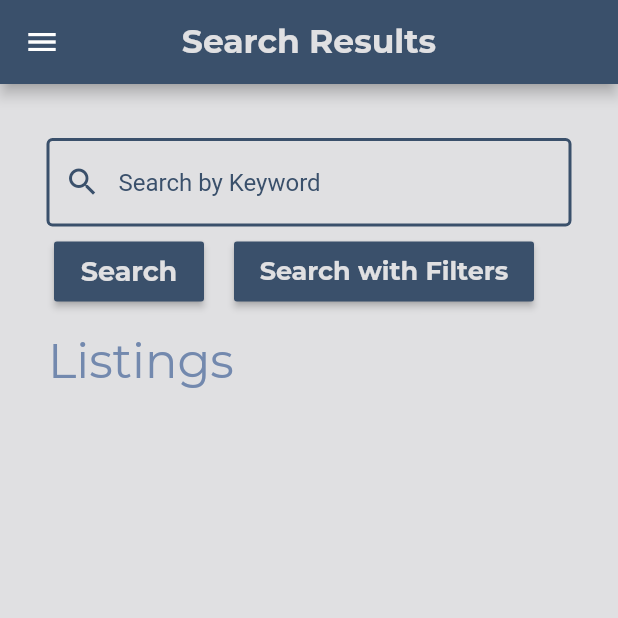
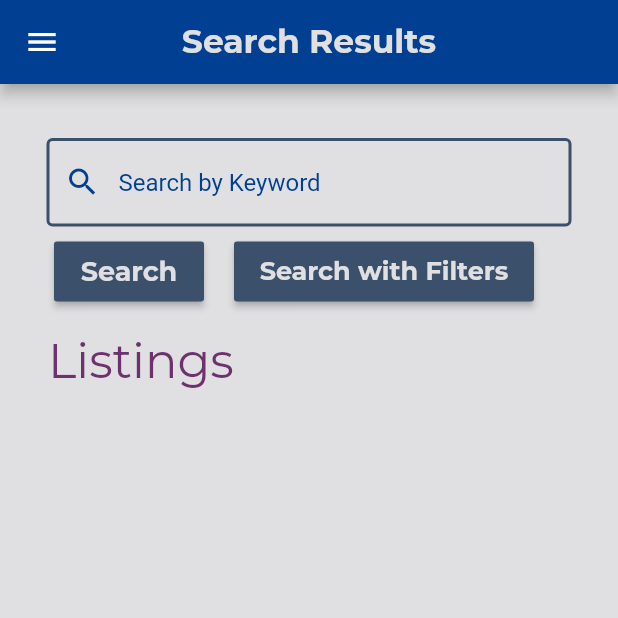
Before and after one commit to divvijchandna/hdbfinder, a Flutter app: the SearchPage screen opened directly, on a phone screen of 412 x 824 dp, the top half of it. Run offline on Flutter 3.47's test engine with Material 2 defaults, Android fonts, the phone set to English and light mode, and no system bars; our stand-ins replace cloud_firestore, firebase_auth, flushbar, flutter_spinkit, google_fonts, syncfusion_flutter_charts; accounts and stored records are empty; network calls fail.

Commit message:
formatting

```diff
--- a/lib/screens/home/search_page.dart
+++ b/lib/screens/home/search_page.dart
@@ -68,7 +68,7 @@ class _SearchPageState extends State<SearchPage> {
       drawer: MenuDrawer(),
       backgroundColor: Color(0xffe0e0e2),
       appBar: AppBar(
-        backgroundColor: Color(0xff3a506b),
+        backgroundColor: Color(0xff003f91),
         centerTitle: true,
         title: Text('Search Results',
           style: GoogleFonts.montserrat(
@@ -104,10 +104,10 @@ class _SearchPageState extends State<SearchPage> {
                           hintText: 'Search by Keyword',
                           prefixIcon: new Icon(
                               Icons.search,
-                              color: Color(0xff3a506b)
+                              color: Color(0xff003f91)
                           ),
                           hintStyle: TextStyle(
-                              color: Color(0xff3a506b)
+                              color: Color(0xff003f91)
                           )
                       ),
                       style: TextStyle(
@@ -227,7 +227,7 @@ class HDBTitle extends StatelessWidget {
         'Listings',
         style: GoogleFonts.montserrat(
             textStyle: TextStyle(
-                color: Color(0xff7389ae), fontSize: 32.0)
+                color: Color(0xff6d326d), fontSize: 32.0)
         ),
       ),
     );
```
Also changed, not shown: lib/screens/home/home.dart (+6 -6 lines).
